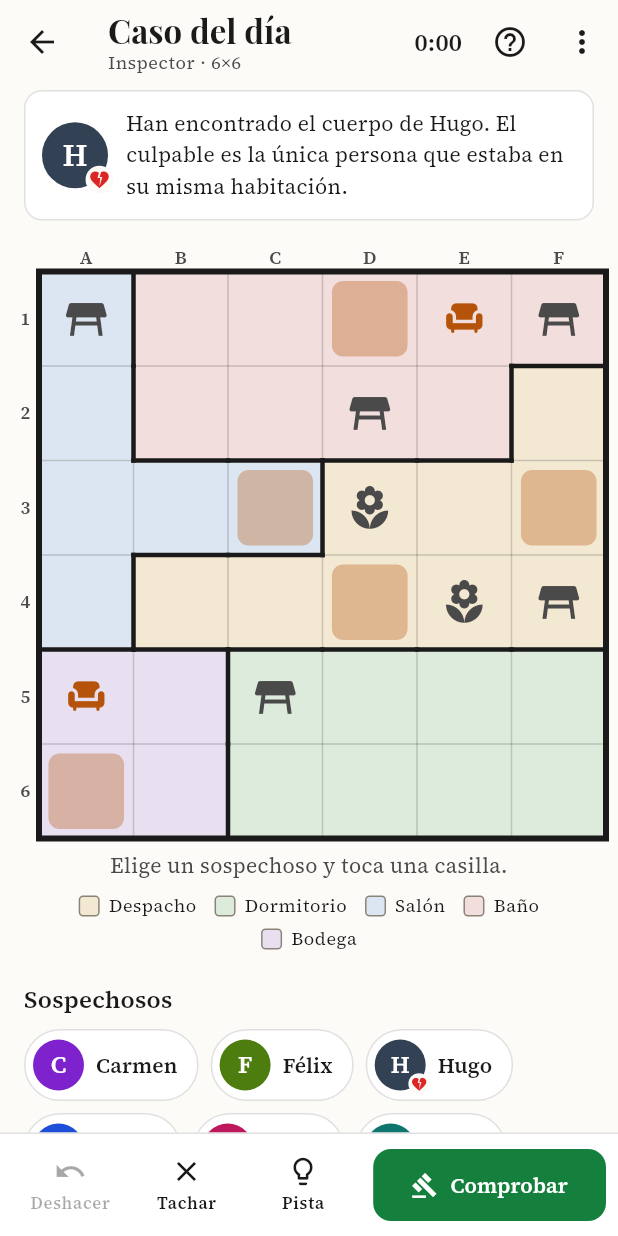
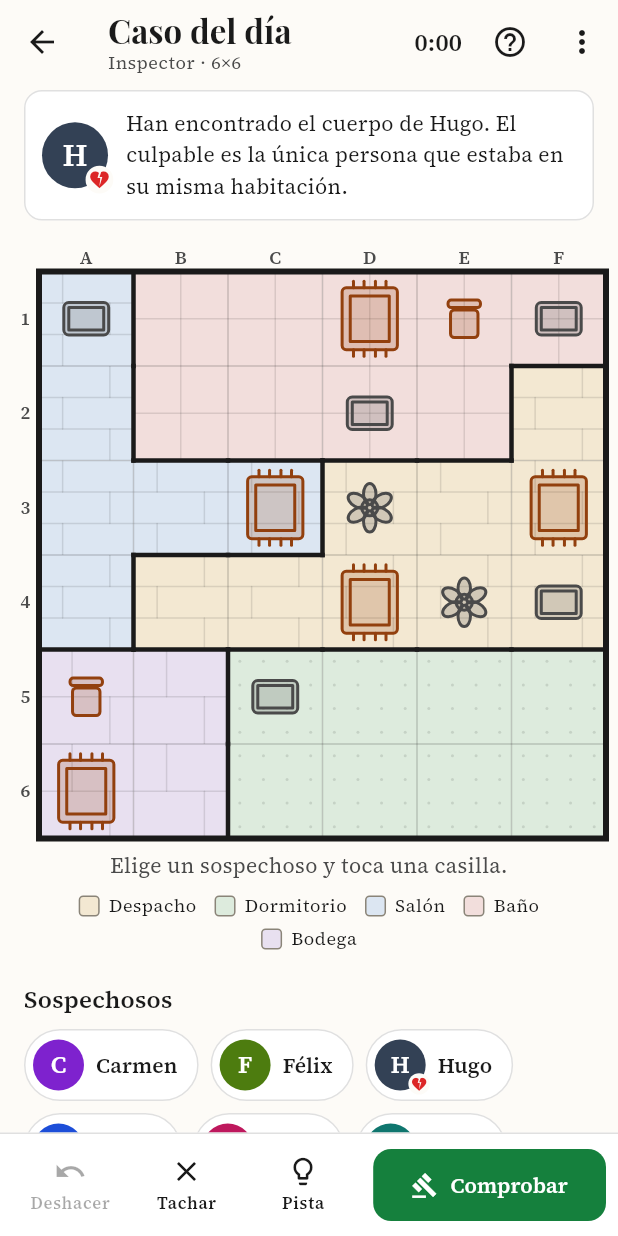
Before and after one commit to alioli97/Coartada, a Flutter app: the screen it shows after launch, after a tap on "Caso del día", on a phone screen of 412 x 824 dp. Run offline on Flutter 3.47's test engine with Material 3 defaults, Android fonts, the phone set to English and light mode, and no system bars; our stand-ins replace material_ui, shared_preferences.

Commit message:
feat: illustrated map with floor patterns and painted furniture
Each room kind gets a faint floor (tiles, planks, carpet, grass, stone)
as a second cue besides its tint, and furniture is hand-painted in one
flat style (soft fill + 2px outline) instead of Material icons. Seat ink
is darkened (light) / brightened (dark) so every piece keeps 3:1 on any
floor; a test checks it.

Co-Authored-By: Claude Opus 5.5 <noreply@anthropic.com>

```diff
--- a/lib/screens/how_to_play_screen.dart
+++ b/lib/screens/how_to_play_screen.dart
@@ -2,7 +2,7 @@ import 'package:material_ui/material_ui.dart';
 
 import '../core/strings.dart';
 import '../game/model.dart';
-import '../widgets/board_view.dart';
+import '../widgets/furniture_glyph.dart';
 
 class HowToPlayScreen extends StatelessWidget {
   const HowToPlayScreen({super.key, required this.strings});
@@ -14,7 +14,9 @@ class HowToPlayScreen extends StatelessWidget {
     final text = Theme.of(context).textTheme;
     final scheme = Theme.of(context).colorScheme;
 
-    Widget section(String title, List<(IconData, String)> items) => Column(
+    Widget symbol(IconData data) => Icon(data, color: scheme.primary);
+
+    Widget section(String title, List<(Widget, String)> items) => Column(
       crossAxisAlignment: CrossAxisAlignment.start,
       children: [
         Semantics(header: true, child: Text(title, style: text.titleLarge)),
@@ -25,7 +27,9 @@ class HowToPlayScreen extends StatelessWidget {
             child: Row(
               crossAxisAlignment: CrossAxisAlignment.start,
               children: [
-                ExcludeSemantics(child: Icon(icon, color: scheme.primary)),
+                ExcludeSemantics(
+                  child: SizedBox.square(dimension: 24, child: icon),
+                ),
                 const SizedBox(width: 12),
                 Expanded(child: Text(body, style: text.bodyLarge)),
               ],
@@ -45,20 +49,22 @@ class HowToPlayScreen extends StatelessWidget {
               padding: const EdgeInsets.all(16),
               children: [
                 section(s.rulesTitle, [
-                  (Icons.grid_on, s.rule1),
-                  (furnitureIcon(Furniture.table), s.rule2),
-                  (Icons.fact_check_outlined, s.rule3),
-                  (Icons.heart_broken_outlined, s.rule4),
+                  (symbol(Icons.grid_on), s.rule1),
+                  (const FurnitureGlyph(Furniture.table, size: 24), s.rule2),
+                  (symbol(Icons.fact_check_outlined), s.rule3),
+                  (symbol(Icons.heart_broken_outlined), s.rule4),
                 ]),
                 section(s.controlsTitle, [
-                  (Icons.touch_app_outlined, s.control1),
-                  (Icons.close, s.control2),
-                  (Icons.strikethrough_s, s.control3),
-                  (Icons.gavel, s.control4),
+                  (symbol(Icons.touch_app_outlined), s.control1),
+                  (symbol(Icons.close), s.control2),
+                  (symbol(Icons.strikethrough_s), s.control3),
+                  (symbol(Icons.gavel), s.control4),
                 ]),
-                section(s.mapTitle, [(Icons.explore_outlined, s.mapBody)]),
+                section(s.mapTitle, [
+                  (symbol(Icons.explore_outlined), s.mapBody),
+                ]),
                 section(s.noTouchTitle, [
-                  (Icons.social_distance, s.noTouchBody),
+                  (symbol(Icons.social_distance), s.noTouchBody),
                 ]),
               ],
             ),
--- a/lib/theme/app_theme.dart
+++ b/lib/theme/app_theme.dart
@@ -143,7 +143,7 @@ class GameColors extends ThemeExtension<GameColors> {
     required this.roomTints,
     required this.wall,
     required this.gridLine,
-    required this.rug,
+    required this.pattern,
     required this.seat,
     required this.blockedIcon,
     required this.takenShade,
@@ -155,7 +155,9 @@ class GameColors extends ThemeExtension<GameColors> {
   final List<Color> roomTints;
   final Color wall;
   final Color gridLine;
-  final Color rug;
+
+  /// Faint floor pattern ink (planks, tiles, carpet, grass, stone).
+  final Color pattern;
 
   /// Chairs: warm like rugs, because people can stand on them.
   final Color seat;
@@ -189,8 +191,8 @@ class GameColors extends ThemeExtension<GameColors> {
     ],
     wall: Color(0xFF1A1A1A),
     gridLine: Color(0x331A1A1A),
-    rug: Color(0x55B45309),
-    seat: Color(0xFFB45309),
+    pattern: Color(0x1F1A1A1A),
+    seat: Color(0xFF92400E),
     blockedIcon: Color(0xFF4A4A4A),
     takenShade: Color(0x141A1A1A),
     suspects: _suspects,
@@ -207,8 +209,8 @@ class GameColors extends ThemeExtension<GameColors> {
     ],
     wall: Color(0xFFE2E8F0),
     gridLine: Color(0x33FFFFFF),
-    rug: Color(0x66D97706),
-    seat: Color(0xFFF59E0B),
+    pattern: Color(0x1FFFFFFF),
+    seat: Color(0xFFFBBF24),
     blockedIcon: Color(0xFFCBD5E1),
     takenShade: Color(0x1FFFFFFF),
     suspects: _suspects,
--- a/lib/widgets/board_view.dart
+++ b/lib/widgets/board_view.dart
@@ -4,16 +4,8 @@ import '../core/strings.dart';
 import '../game/game_controller.dart';
 import '../game/model.dart';
 import '../theme/app_theme.dart';
+import 'furniture_glyph.dart';
 import 'suspect_avatar.dart';
-
-IconData furnitureIcon(Furniture f) => switch (f) {
-  Furniture.chair => Icons.chair,
-  Furniture.rug => Icons.texture,
-  Furniture.table => Icons.table_restaurant,
-  Furniture.plant => Icons.local_florist,
-  Furniture.shelf => Icons.shelves,
-  Furniture.none => Icons.crop_square,
-};
 
 /// The house map with row/column labels. Rebuilds from [controller].
 class BoardView extends StatelessWidget {
@@ -155,7 +147,6 @@ class _Cell extends StatelessWidget {
     final f = b.furniture[index];
     final person = c.personAt(index);
     final scheme = Theme.of(context).colorScheme;
-    final game = context.game;
     final crossed = c.crosses.contains(index);
 
     Color? ring;
@@ -193,25 +184,16 @@ class _Cell extends StatelessWidget {
           child: Stack(
             alignment: Alignment.center,
             children: [
-              if (f.blocks)
-                Icon(
-                  furnitureIcon(f),
-                  size: size * 0.52,
-                  color: game.blockedIcon,
-                ),
-              if (f == Furniture.chair)
+              // A rug is floor: it stays full size under whoever stands on
+              // it. A chair shrinks to a corner badge when occupied.
+              if (f == Furniture.rug)
+                FurnitureGlyph(f, size: size * 0.86)
+              else if (f != Furniture.none && person == null)
+                FurnitureGlyph(f, size: size * 0.66)
+              else if (f == Furniture.chair)
                 Align(
-                  alignment: person == null
-                      ? Alignment.center
-                      : Alignment.bottomRight,
-                  child: Padding(
-                    padding: EdgeInsets.all(person == null ? 0 : size * 0.04),
-                    child: Icon(
-                      Icons.chair,
-                      size: person == null ? size * 0.42 : size * 0.28,
-                      color: game.seat,
-                    ),
-                  ),
+                  alignment: Alignment.bottomRight,
+                  child: FurnitureGlyph(f, size: size * 0.36),
                 ),
               if (crossed && person == null)
                 Icon(
@@ -263,15 +245,7 @@ class _BoardPainter extends CustomPainter {
     for (var i = 0; i < board.cellCount; i++) {
       final tint = colors.roomTints[board.roomOf[i] % colors.roomTints.length];
       canvas.drawRect(rect(i), Paint()..color = tint);
-      if (board.furniture[i] == Furniture.rug) {
-        canvas.drawRRect(
-          RRect.fromRectAndRadius(
-            rect(i).deflate(cell * 0.1),
-            Radius.circular(cell * 0.12),
-          ),
-          Paint()..color = colors.rug,
-        );
-      }
+      _paintFloor(canvas, rect(i), board.rooms[board.roomOf[i]], i);
       if (shaded.contains(i)) {
         canvas.drawRect(rect(i), Paint()..color = colors.takenShade);
       }
@@ -308,6 +282,67 @@ class _BoardPainter extends CustomPainter {
     );
   }
 
+  /// Decorative floor per room kind: a second cue besides the tint, kept
+  /// faint (colors.pattern) so furniture and people keep their contrast.
+  void _paintFloor(Canvas canvas, Rect r, RoomKind kind, int index) {
+    final ink = Paint()
+      ..color = colors.pattern
+      ..strokeWidth = 1
+      ..strokeCap = StrokeCap.round;
+    final w = r.width;
+    Offset at(double x, double y) => Offset(r.left + x * w, r.top + y * w);
+    canvas.save();
+    canvas.clipRect(r);
+    switch (kind) {
+      case RoomKind.kitchen || RoomKind.bathroom:
+        // Tiles: 2×2 per square.
+        canvas.drawLine(at(0.5, 0), at(0.5, 1), ink);
+        canvas.drawLine(at(0, 0.5), at(1, 0.5), ink);
+      case RoomKind.library ||
+          RoomKind.study ||
+          RoomKind.lounge ||
+          RoomKind.dining:
+        // Wooden planks with staggered joints.
+        final shift = board.row(index).isEven ? 0.0 : 0.5;
+        for (final y in [1 / 3, 2 / 3]) {
+          canvas.drawLine(at(0, y), at(1, y), ink);
+        }
+        for (var k = 0; k < 3; k++) {
+          final x = (0.25 + shift + k * 0.5) % 1;
+          canvas.drawLine(at(x, k / 3), at(x, (k + 1) / 3), ink);
+        }
+      case RoomKind.bedroom:
+        // Carpet: a fine grid of dots.
+        final dot = Paint()..color = colors.pattern;
+        for (var y = 0; y < 4; y++) {
+          for (var x = 0; x < 4; x++) {
+            canvas.drawCircle(at((x + 0.5) / 4, (y + 0.5) / 4), 1, dot);
+          }
+        }
+      case RoomKind.garden:
+        // Grass tufts at fixed spots that vary per square.
+        const spots = [
+          (0.2, 0.3),
+          (0.65, 0.2),
+          (0.45, 0.65),
+          (0.8, 0.8),
+          (0.15, 0.85),
+        ];
+        for (var k = 0; k < spots.length; k++) {
+          if ((index + k) % 3 == 0) continue;
+          final (x, y) = spots[k];
+          canvas.drawLine(at(x, y), at(x - 0.05, y - 0.1), ink);
+          canvas.drawLine(at(x, y), at(x + 0.05, y - 0.1), ink);
+        }
+      case RoomKind.cellar:
+        // Stone blocks: two courses, offset joints.
+        canvas.drawLine(at(0, 0.5), at(1, 0.5), ink);
+        canvas.drawLine(at(0.35, 0), at(0.35, 0.5), ink);
+        canvas.drawLine(at(0.75, 0.5), at(0.75, 1), ink);
+    }
+    canvas.restore();
+  }
+
   @override
   bool shouldRepaint(_BoardPainter old) =>
       old.colors != colors ||
--- /dev/null
+++ b/lib/widgets/furniture_glyph.dart
@@ -0,0 +1,139 @@
+import 'package:material_ui/material_ui.dart';
+
+import '../game/model.dart';
+import '../theme/app_theme.dart';
+
+/// Hand-drawn, flat furniture (top-down, except the bookshelf seen from the
+/// front). One style for all pieces, per UI UX Pro Max: soft fill + a 2px
+/// outline, no shadows or gradients. Obstacles use grey ink; pieces people
+/// can stand on (chairs, rugs) use the warm seat ink.
+class FurnitureGlyph extends StatelessWidget {
+  const FurnitureGlyph(this.furniture, {super.key, required this.size});
+
+  final Furniture furniture;
+  final double size;
+
+  @override
+  Widget build(BuildContext context) {
+    final game = context.game;
+    final ink = furniture.isSeat ? game.seat : game.blockedIcon;
+    return ExcludeSemantics(
+      child: CustomPaint(
+        size: Size.square(size),
+        painter: FurniturePainter(furniture, ink: ink),
+      ),
+    );
+  }
+}
+
+class FurniturePainter extends CustomPainter {
+  FurniturePainter(this.furniture, {required this.ink});
+
+  final Furniture furniture;
+  final Color ink;
+
+  /// Same outline width for every piece and every size.
+  static const stroke = 2.0;
+
+  @override
+  void paint(Canvas canvas, Size size) {
+    final s = size.shortestSide;
+    canvas.translate((size.width - s) / 2, (size.height - s) / 2);
+    Offset p(double x, double y) => Offset(x * s, y * s);
+    Rect r(double l, double t, double rr, double b) =>
+        Rect.fromLTRB(l * s, t * s, rr * s, b * s);
+
+    final line = Paint()
+      ..color = ink
+      ..style = PaintingStyle.stroke
+      ..strokeWidth = stroke
+      ..strokeCap = StrokeCap.round
+      ..strokeJoin = StrokeJoin.round;
+    final fill = Paint()..color = ink.withValues(alpha: 0.2);
+
+    void shape(Path path) {
+      canvas.drawPath(path, fill);
+      canvas.drawPath(path, line);
+    }
+
+    switch (furniture) {
+      case Furniture.table:
+        // Tabletop with its edge, plus a plate-like centre.
+        final top = RRect.fromRectAndRadius(
+          r(0.14, 0.24, 0.86, 0.76),
+          Radius.circular(s * 0.08),
+        );
+        shape(Path()..addRRect(top));
+        canvas.drawRRect(top.deflate(s * 0.08), line);
+      case Furniture.plant:
+        // Leaves around a round pot, seen from above.
+        for (var i = 0; i < 6; i++) {
+          canvas.save();
+          canvas.translate(s / 2, s / 2);
+          canvas.rotate(i * 3.14159 / 3);
+          shape(
+            Path()..addOval(
+              Rect.fromCenter(
+                center: Offset(0, -s * 0.22),
+                width: s * 0.2,
+                height: s * 0.34,
+              ),
+            ),
+          );
+          canvas.restore();
+        }
+        shape(
+          Path()
+            ..addOval(Rect.fromCircle(center: p(0.5, 0.5), radius: s * 0.13)),
+        );
+      case Furniture.shelf:
+        // Bookcase from the front: frame, two shelves, books.
+        final frame = r(0.2, 0.1, 0.8, 0.9);
+        shape(Path()..addRect(frame));
+        for (final y in [0.37, 0.63]) {
+          canvas.drawLine(p(0.2, y), p(0.8, y), line);
+        }
+        for (final (top, bottom) in [(0.1, 0.37), (0.37, 0.63), (0.63, 0.9)]) {
+          for (final x in [0.33, 0.45, 0.62]) {
+            canvas.drawLine(p(x, top + 0.06), p(x, bottom - 0.04), line);
+          }
+        }
+      case Furniture.chair:
+        // Seat with a backrest, from above.
+        shape(
+          Path()..addRRect(
+            RRect.fromRectAndRadius(
+              r(0.28, 0.36, 0.72, 0.8),
+              Radius.circular(s * 0.06),
+            ),
+          ),
+        );
+        shape(
+          Path()..addRRect(
+            RRect.fromRectAndRadius(
+              r(0.24, 0.2, 0.76, 0.32),
+              Radius.circular(s * 0.05),
+            ),
+          ),
+        );
+      case Furniture.rug:
+        // Rug with an inner border and fringes on both ends.
+        final rug = RRect.fromRectAndRadius(
+          r(0.16, 0.12, 0.84, 0.88),
+          Radius.circular(s * 0.05),
+        );
+        shape(Path()..addRRect(rug));
+        canvas.drawRRect(rug.deflate(s * 0.1), line);
+        for (final x in [0.3, 0.43, 0.57, 0.7]) {
+          canvas.drawLine(p(x, 0.04), p(x, 0.12), line);
+          canvas.drawLine(p(x, 0.88), p(x, 0.96), line);
+        }
+      case Furniture.none:
+        break;
+    }
+  }
+
+  @override
+  bool shouldRepaint(FurniturePainter old) =>
+      old.furniture != furniture || old.ink != ink;
+}
```
Also changed, not shown: 3 other files.
